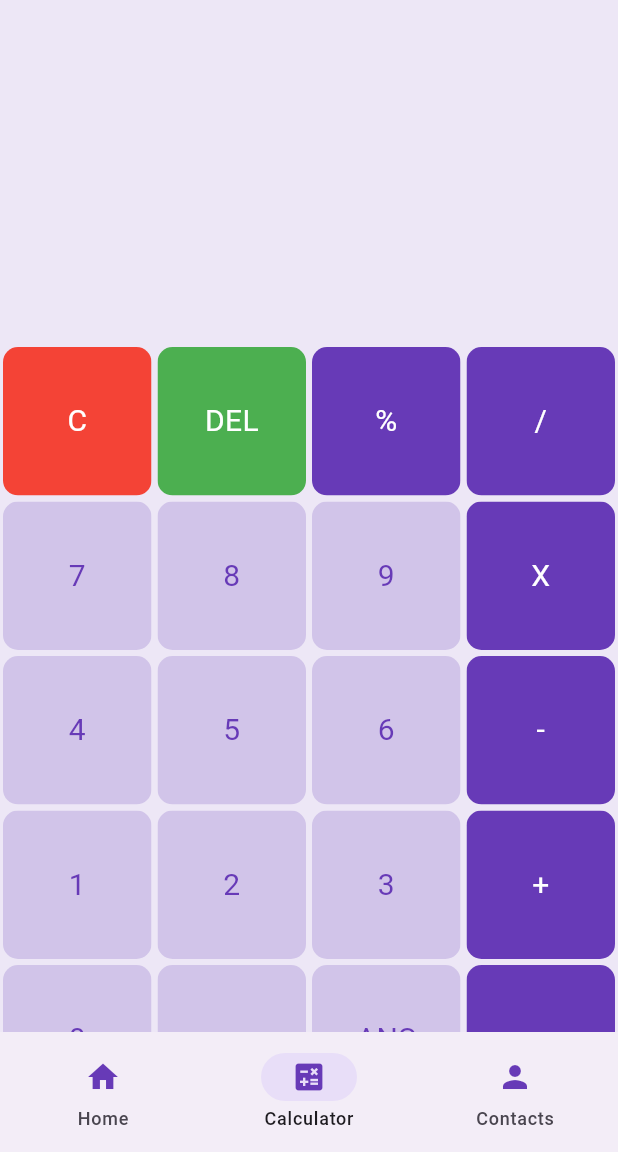
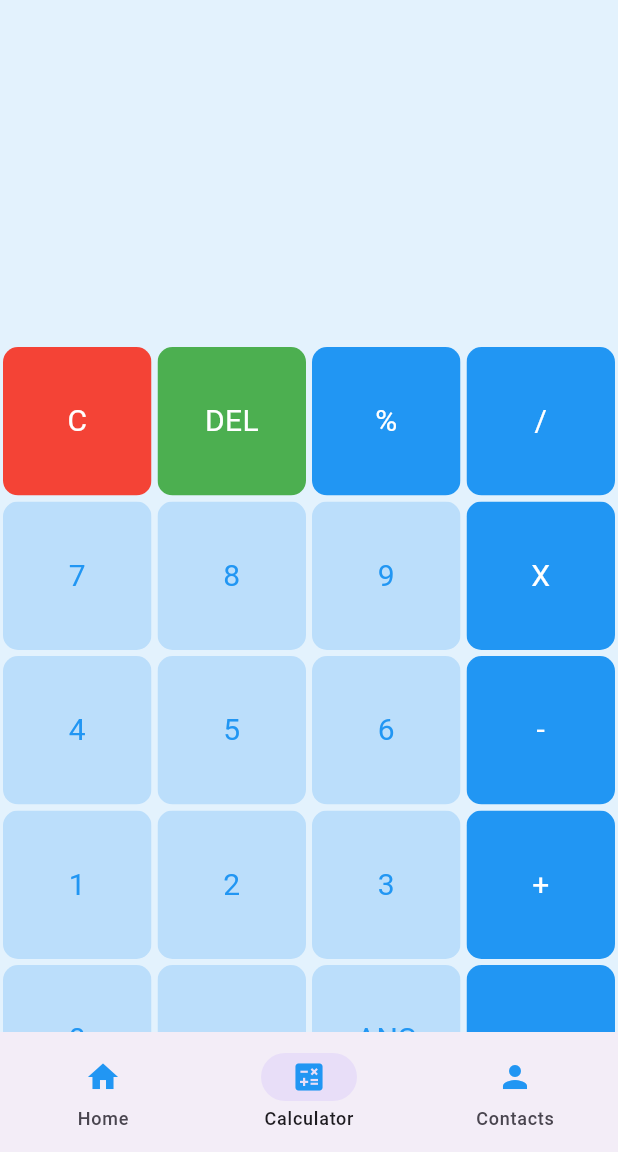
Before and after one commit to Mandali-inno/assignment2_flutter, a Flutter app: the screen it shows after launch, item 2 of the bottom bar chosen, on a phone screen of 412 x 824 dp, the part 84-1236 px from its top. Run offline on Flutter 3.47's test engine with Material 3 defaults, Android fonts, the phone set to English and light mode, and no system bars; our stand-ins replace math_expressions; missing offline and left inert: dart:html.

```diff
--- a/lib/calculator.dart
+++ b/lib/calculator.dart
@@ -11,7 +11,7 @@ class _CalculatorPageState extends State<CalculatorPage> {
   var userQuestion = '';
   var userAnser = '';
 
-  final myTextStyle = TextStyle(fontSize: 10, color: Colors.deepPurple[900]);
+  final myTextStyle = TextStyle(fontSize: 10, color: Colors.blue[900]);
 
   final List<String> buttons = [
     'C',
@@ -39,7 +39,7 @@ class _CalculatorPageState extends State<CalculatorPage> {
   @override
   Widget build(BuildContext context) {
     return Scaffold(
-      backgroundColor: Colors.deepPurple[50],
+      backgroundColor: Colors.blue[50],
       body: Column(children: <Widget>[
         Expanded(
           child: Container(
@@ -114,7 +114,7 @@ class _CalculatorPageState extends State<CalculatorPage> {
                           // }
                         },
                         buttonText: buttons[index],
-                        color: Colors.deepPurple,
+                        color: Colors.blue,
                         textColor: Colors.white,
                       );
                     } else
@@ -127,11 +127,11 @@ class _CalculatorPageState extends State<CalculatorPage> {
                         },
                         buttonText: buttons[index],
                         color: isOperator(buttons[index])
-                            ? Colors.deepPurple
-                            : Colors.deepPurple[100],
+                            ? Colors.blue
+                            : Colors.blue[100],
                         textColor: isOperator(buttons[index])
                             ? Colors.white
-                            : Colors.deepPurple,
+                            : Colors.blue,
                       );
                   }),
             ),
--- a/lib/main.dart
+++ b/lib/main.dart
@@ -2,6 +2,8 @@ import 'package:flutter/material.dart';
 import 'package:helloworld/calculator.dart';
 import 'package:helloworld/home_page.dart';
 import 'package:helloworld/profile_page.dart';
+import 'package:helloworld/settings.dart';
+import 'package:helloworld/page/sign_in.dart';
 
 void main() => runApp(const MyApp());
 
@@ -10,12 +12,15 @@ class MyApp extends StatelessWidget {
   @override
   Widget build(BuildContext context) {
     return MaterialApp(
-      theme: ThemeData(primarySwatch: Colors.deepPurple),
+      theme: ThemeData(primarySwatch: Colors.blue),
       debugShowCheckedModeBanner: false,
       home: const RootPage(),
     );
   }
 }
+
+int currentPage = 0;
+int selectedDrawerIndex = 0;
 
 class RootPage extends StatefulWidget {
   const RootPage({super.key});
@@ -23,25 +28,25 @@ class RootPage extends StatefulWidget {
 }
 
 class _RootPageState extends State<RootPage> {
-  int currentPage = 0;
-  int selectedDrawerIndex = 0;
   List<Widget> pages = [
     const HomePage(),
     CalculatorPage(),
     const ProfilePage(),
+    Setting(),
+    LoginPage(),
   ];
 
   @override
   Widget build(BuildContext context) {
     return Scaffold(
-      backgroundColor: Colors.deepPurple[50],
+      backgroundColor: Colors.blue[50],
       appBar: AppBar(
         title: const Text(
           'Flutter',
         ),
       ),
       drawer: Drawer(
-        backgroundColor: Colors.deepPurple[100],
+        backgroundColor: Colors.blue[100],
         child: ListView(
           padding: EdgeInsets.zero,
           children: [
@@ -60,7 +65,7 @@ class _RootPageState extends State<RootPage> {
             ),
             // ListTile(
             //   title: const Text('Home'),
-            //   leading: const Icon(Icons.home, color: Colors.deepPurple),
+            //   leading: const Icon(Icons.home, color: Colors.blue),
             //   onTap: () {
             //     Navigator.of(context).push(
             //         MaterialPageRoute(builder: (context) => const HomePage()));
@@ -68,12 +73,12 @@ class _RootPageState extends State<RootPage> {
             // ),
             // const ListTile(
             //   title: Text('Calculator'),
-            //   leading: Icon(Icons.calculate, color: Colors.deepPurple),
+            //   leading: Icon(Icons.calculate, color: Colors.blue),
             // ),
             // ListTile(
             //   title: const Text('Contacts'),
             //   leading:
-            //       const Icon(Icons.person_2_sharp, color: Colors.deepPurple),
+            //       const Icon(Icons.person_2_sharp, color: Colors.blue),
             //   // onTap: () {
             //   //   Navigator.of(context).push(MaterialPageRoute(
             //   //       builder: (context) => const ProfilePage()));
@@ -82,6 +87,27 @@ class _RootPageState extends State<RootPage> {
             buildDrawerItem(0, 'Home', Icons.home),
             buildDrawerItem(1, 'Calculator', Icons.calculate),
             buildDrawerItem(2, 'Contacts', Icons.person),
+            ListTile(
+              title: const Text('Settings'),
+              leading: const Icon(Icons.settings),
+              onTap: () {
+                Navigator.of(context)
+                    .push(MaterialPageRoute(builder: (context) => Setting()));
+              },
+            ),
+            const SizedBox(height: 40),
+            const Divider(
+              color: Colors.black,
+              thickness: 2,
+            ),
+            ListTile(
+              title: const Text('Logout'),
+              leading: const Icon(Icons.logout),
+              onTap: () {
+                Navigator.of(context)
+                    .push(MaterialPageRoute(builder: (context) => LoginPage()));
+              },
+            ),
           ],
         ),
       ),
@@ -95,15 +121,14 @@ class _RootPageState extends State<RootPage> {
       bottomNavigationBar: NavigationBar(
         destinations: const [
           NavigationDestination(
-            icon: Icon(Icons.home, color: Colors.deepPurple),
+            icon: Icon(Icons.home, color: Colors.blue),
             label: 'Home',
           ),
           NavigationDestination(
-              icon: Icon(Icons.calculate, color: Colors.deepPurple),
+              icon: Icon(Icons.calculate, color: Colors.blue),
               label: 'Calculator'),
           NavigationDestination(
-              icon: Icon(Icons.person, color: Colors.deepPurple),
-              label: 'Contacts'),
+              icon: Icon(Icons.person, color: Colors.blue), label: 'Contacts'),
         ],
         onDestinationSelected: (int index) {
           setState(() {
--- a/pubspec.yaml
+++ b/pubspec.yaml
@@ -10,6 +10,9 @@ dependencies:
   flutter:
     sdk: flutter
   math_expressions: ^2.0.0
+  google_sign_in: ^5.0.3
+  font_awesome_flutter: ^9.0.0
+  cupertino_icons: ^1.0.3
 
 dev_dependencies:
   flutter_test:
@@ -20,6 +23,7 @@ flutter:
   uses-material-design: true
   assets:
    - images/image1.jpg
+   - images/image2.png
   #  - images/a_dot_ham.jpeg
   # fonts:
   #   - family: Schyler
```
Also changed, not shown: lib/page/sign_in.dart (added, +56 -0 lines), lib/settings.dart (added, +33 -0 lines), images/image2.png (added).
